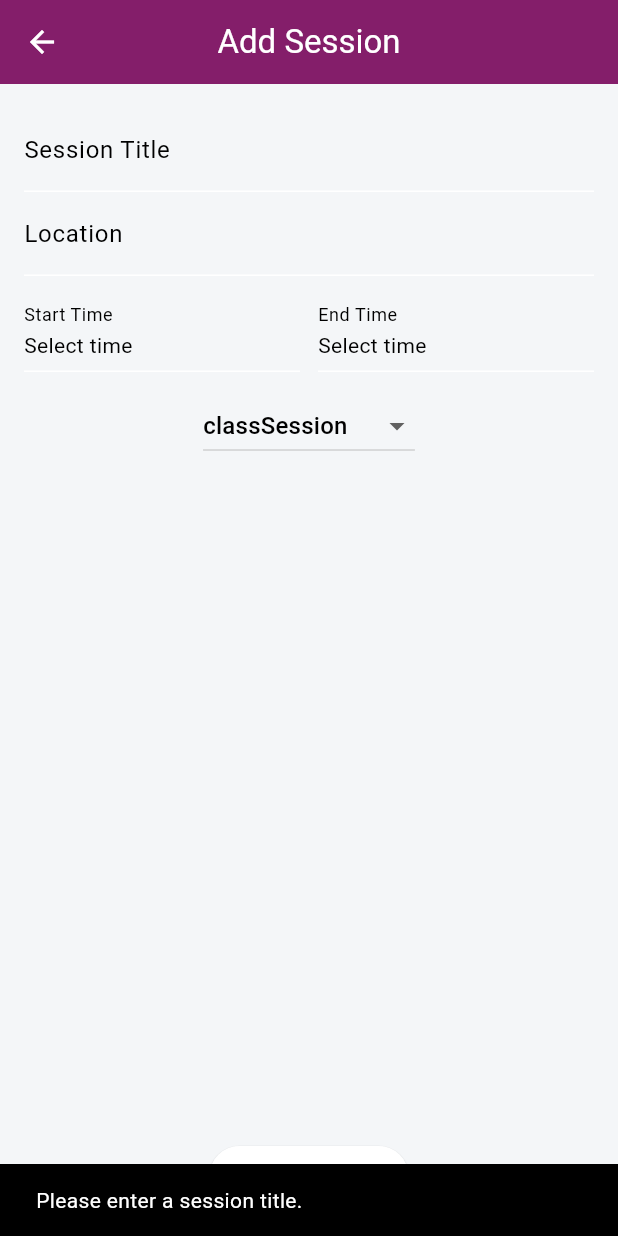
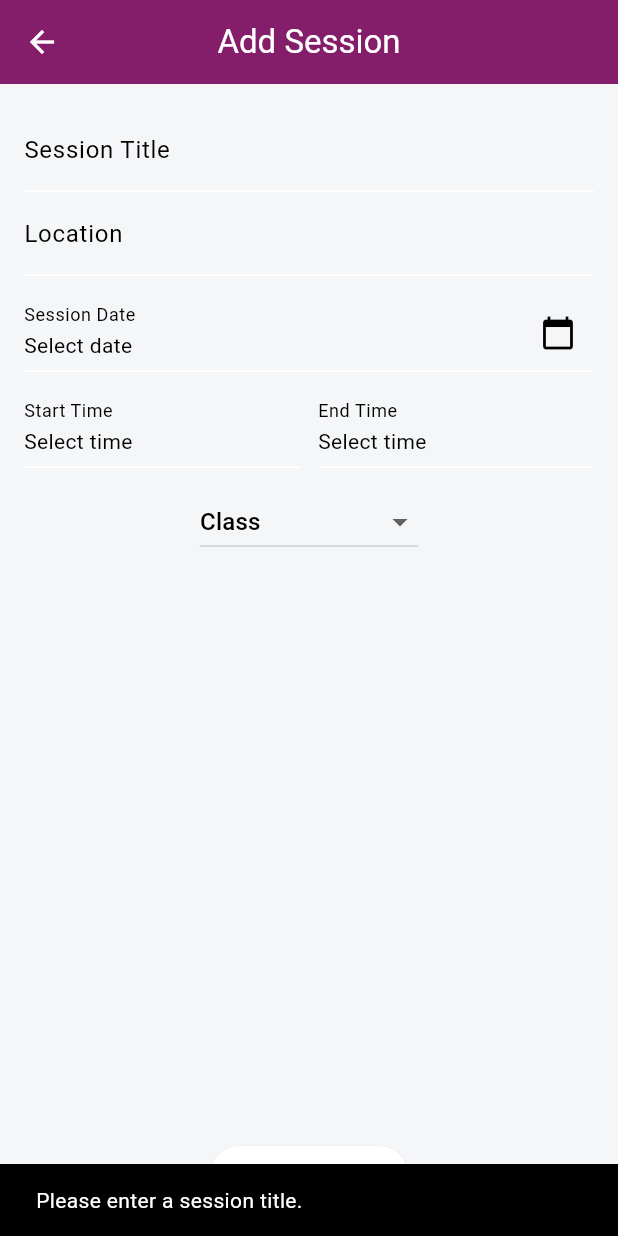
Before and after one commit to bienvenudev/student_academic_assistant, a Flutter app: the AddSessionScreen screen opened directly, after a tap on "Save Session", on a phone screen of 412 x 824 dp. Run offline on Flutter 3.47's test engine with Material 3 defaults, Android fonts, the phone set to English and light mode, and no system bars.

Commit message:
feat: enhance session management with edit functionality and date picker integration

```diff
--- a/lib/models/session.dart
+++ b/lib/models/session.dart
@@ -1,9 +1,4 @@
-enum SessionType {
-  classSession,
-  masterySession,
-  studyGroup,
-  pslMeeting,
-}
+enum SessionType { classSession, masterySession, studyGroup, pslMeeting }
 
 /// Model for an academic session (class, study group, meeting)
 class Session {
@@ -14,7 +9,7 @@ class Session {
   final String startTime;
   final String endTime;
   final String location;
-  bool? isPresent;
+  final bool? isPresent;
 
   Session({
     required this.id,
@@ -27,7 +22,6 @@ class Session {
     this.isPresent,
   });
 
-  /// Used for displaying session type as text
   String get typeLabel {
     switch (sessionType) {
       case SessionType.classSession:
@@ -41,7 +35,6 @@ class Session {
     }
   }
 
-  /// Copy session with modified fields (important for attendance)
   Session copyWith({
     String? id,
     String? title,
@@ -64,7 +57,6 @@ class Session {
     );
   }
 
-  /// Check if session is today
   bool isToday() {
     final now = DateTime.now();
     return date.year == now.year &&
@@ -72,7 +64,6 @@ class Session {
         date.day == now.day;
   }
 
-  /// Convert to JSON for persistence (optional extra credit)
   Map<String, dynamic> toJson() {
     return {
       'id': id,
@@ -86,7 +77,6 @@ class Session {
     };
   }
 
-  /// Create session from JSON
   factory Session.fromJson(Map<String, dynamic> json) {
     return Session(
       id: json['id'],
@@ -101,11 +91,9 @@ class Session {
       isPresent: json['isPresent'],
     );
   }
-    /// Backwards compatibility for Dashboard
-  /// Allows dashboard to use session.type
+
   String get type => typeLabel;
 
-  /// Used by Dashboard to calculate attendance stats
   bool hasAttendanceRecorded() {
     return isPresent != null;
   }
--- a/lib/screens/add_session_screen.dart
+++ b/lib/screens/add_session_screen.dart
@@ -2,10 +2,11 @@ import 'package:flutter/material.dart';
 import 'package:provider/provider.dart';
 import 'package:student_academic_assistant/utils/session_provider.dart';
 import 'package:student_academic_assistant/models/session.dart';
-import 'package:student_academic_assistant/utils/constants.dart';
 
 class AddSessionScreen extends StatefulWidget {
-  const AddSessionScreen({super.key});
+  final Session? sessionToEdit;
+
+  const AddSessionScreen({super.key, this.sessionToEdit});
 
   @override
   State<AddSessionScreen> createState() => _AddSessionScreenState();
@@ -16,12 +17,43 @@ class _AddSessionScreenState extends State<AddSessionScreen> {
   final _locationController = TextEditingController();
   SessionType _type = SessionType.classSession;
 
-  // Time picker state
+  DateTime? _selectedDate;
   TimeOfDay? _startTime;
   TimeOfDay? _endTime;
 
+  @override
+  void initState() {
+    super.initState();
+    if (widget.sessionToEdit != null) {
+      _titleController.text = widget.sessionToEdit!.title;
+      _locationController.text = widget.sessionToEdit!.location;
+      _type = widget.sessionToEdit!.sessionType;
+      _selectedDate = widget.sessionToEdit!.date;
+      final startParts = widget.sessionToEdit!.startTime.split(':');
+      final endParts = widget.sessionToEdit!.endTime.split(':');
+      _startTime = TimeOfDay(
+        hour: int.parse(startParts[0]),
+        minute: int.parse(startParts[1]),
+      );
+      _endTime = TimeOfDay(
+        hour: int.parse(endParts[0]),
+        minute: int.parse(endParts[1]),
+      );
+    }
+  }
+
   String _timeToString(TimeOfDay t) {
     return '${t.hour.toString().padLeft(2, '0')}:${t.minute.toString().padLeft(2, '0')}';
+  }
+
+  Future<void> _pickDate() async {
+    final picked = await showDatePicker(
+      context: context,
+      initialDate: _selectedDate ?? DateTime.now(),
+      firstDate: DateTime(2000),
+      lastDate: DateTime.now().add(const Duration(days: 365)),
+    );
+    if (picked != null) setState(() => _selectedDate = picked);
   }
 
   Future<void> _pickStartTime() async {
@@ -43,7 +75,11 @@ class _AddSessionScreenState extends State<AddSessionScreen> {
   @override
   Widget build(BuildContext context) {
     return Scaffold(
-      appBar: AppBar(title: const Text('Add Session')),
+      appBar: AppBar(
+        title: Text(
+          widget.sessionToEdit != null ? 'Edit Session' : 'Add Session',
+        ),
+      ),
       body: Padding(
         padding: const EdgeInsets.all(16),
         child: Column(
@@ -57,18 +93,36 @@ class _AddSessionScreenState extends State<AddSessionScreen> {
               decoration: const InputDecoration(labelText: 'Location'),
             ),
             const SizedBox(height: 12),
+            InkWell(
+              onTap: _pickDate,
+              child: InputDecorator(
+                decoration: const InputDecoration(
+                  labelText: 'Session Date',
+                  suffixIcon: Icon(Icons.calendar_today),
+                ),
+                child: Text(
+                  _selectedDate == null
+                      ? 'Select date'
+                      : '${_selectedDate!.month}/${_selectedDate!.day}/${_selectedDate!.year}',
+                ),
+              ),
+            ),
+            const SizedBox(height: 12),
 
-            // Start/End time pickers
             Row(
               children: [
                 Expanded(
                   child: InkWell(
                     onTap: _pickStartTime,
                     child: InputDecorator(
-                      decoration: const InputDecoration(labelText: 'Start Time'),
-                      child: Text(_startTime == null
+                      decoration: const InputDecoration(
+                        labelText: 'Start Time',
+                      ),
+                      child: Text(
+                        _startTime == null
                             ? 'Select time'
-                          : _timeToString(_startTime!)),
+                            : _timeToString(_startTime!),
+                      ),
                     ),
                   ),
                 ),
@@ -79,7 +133,10 @@ class _AddSessionScreenState extends State<AddSessionScreen> {
                     child: InputDecorator(
                       decoration: const InputDecoration(labelText: 'End Time'),
                       child: Text(
-                          _endTime == null ? 'Select time' : _timeToString(_endTime!)),
+                        _endTime == null
+                            ? 'Select time'
+                            : _timeToString(_endTime!),
+                      ),
                     ),
                   ),
                 ),
@@ -90,9 +147,18 @@ class _AddSessionScreenState extends State<AddSessionScreen> {
             DropdownButton<SessionType>(
               value: _type,
               items: SessionType.values.map((type) {
+                final session = Session(
+                  id: '',
+                  title: '',
+                  sessionType: type,
+                  date: DateTime.now(),
+                  startTime: '',
+                  endTime: '',
+                  location: '',
+                );
                 return DropdownMenuItem(
                   value: type,
-                  child: Text(type.name),
+                  child: Text(session.typeLabel),
                 );
               }).toList(),
               onChanged: (value) {
@@ -114,32 +180,59 @@ class _AddSessionScreenState extends State<AddSessionScreen> {
                   return;
                 }
 
-                // Validate times when both are chosen
                 if (_startTime != null && _endTime != null) {
-                  final startMinutes = _startTime!.hour * 60 + _startTime!.minute;
+                  final startMinutes =
+                      _startTime!.hour * 60 + _startTime!.minute;
                   final endMinutes = _endTime!.hour * 60 + _endTime!.minute;
                   if (endMinutes <= startMinutes) {
                     ScaffoldMessenger.of(context).showSnackBar(
-                      const SnackBar(content: Text('End time must be after start time')),
+                      const SnackBar(
+                        content: Text('End time must be after start time'),
+                      ),
                     );
                     return;
                   }
                 }
 
-                final startStr = _startTime != null ? _timeToString(_startTime!) : '10:00';
-                final endStr = _endTime != null ? _timeToString(_endTime!) : '12:00';
+                final startStr = _startTime != null
+                    ? _timeToString(_startTime!)
+                    : '10:00';
+                final endStr = _endTime != null
+                    ? _timeToString(_endTime!)
+                    : '12:00';
 
-                Provider.of<SessionProvider>(context, listen: false).addSession(
+                final sessionProvider = Provider.of<SessionProvider>(
+                  context,
+                  listen: false,
+                );
+
+                if (widget.sessionToEdit != null) {
+                  sessionProvider.updateSession(
+                    widget.sessionToEdit!.id,
+                    Session(
+                      id: widget.sessionToEdit!.id,
+                      title: _titleController.text,
+                      date: _selectedDate ?? widget.sessionToEdit!.date,
+                      startTime: startStr,
+                      endTime: endStr,
+                      location: _locationController.text,
+                      sessionType: _type,
+                      isPresent: widget.sessionToEdit!.isPresent,
+                    ),
+                  );
+                } else {
+                  sessionProvider.addSession(
                     Session(
                       id: DateTime.now().toString(),
                       title: _titleController.text,
-                    date: DateTime.now(),
+                      date: _selectedDate ?? DateTime.now(),
                       startTime: startStr,
                       endTime: endStr,
                       location: _locationController.text,
                       sessionType: _type,
                     ),
                   );
+                }
 
                 Navigator.pop(context);
               },
@@ -150,4 +243,11 @@ class _AddSessionScreenState extends State<AddSessionScreen> {
       ),
     );
   }
+
+  @override
+  void dispose() {
+    _titleController.dispose();
+    _locationController.dispose();
+    super.dispose();
   }
+}
```
Also changed, not shown: lib/screens/schedule_screen.dart (+53 -12 lines), lib/utils/session_provider.dart (+13 -7 lines). Lines whose indentation alone changed are shown as unchanged.
